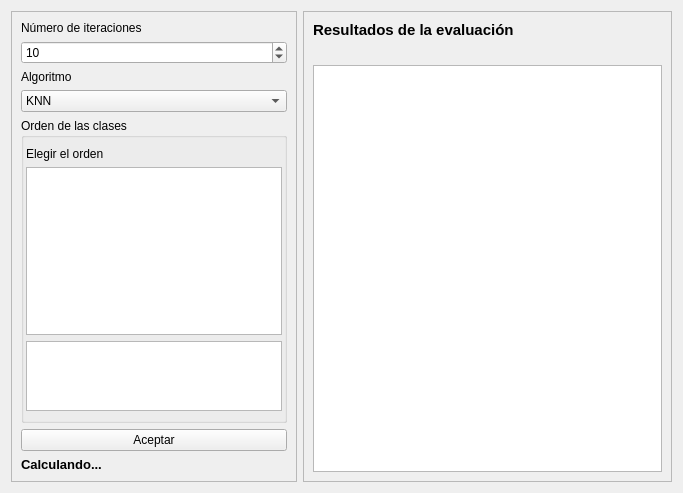
This is ventana_hold_out_ui.ui in AdrianPrietoLozano/proyecto_mineria as Qt 5 draws it before an edit. The edited form follows.
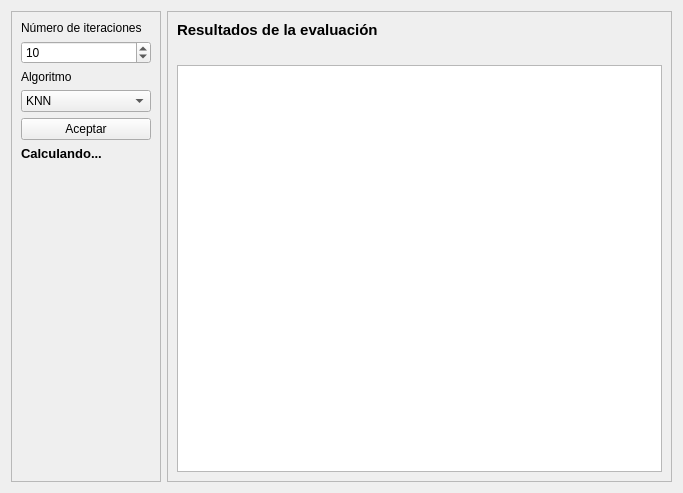
This is the edited form.

Commit message: Se modifico ventana hold out

Patch:
```diff
--- a/ventana_hold_out_ui.ui
+++ b/ventana_hold_out_ui.ui
@@ -80,58 +80,14 @@
         </item>
        </widget>
       </item>
-      <item row="6" column="0" colspan="2">
-       <widget class="QGroupBox" name="groupBoxValorPositivo">
-        <property name="title">
-         <string>Orden de las clases</string>
-        </property>
-        <layout class="QVBoxLayout" name="verticalLayout_2">
-         <property name="spacing">
-          <number>6</number>
-         </property>
-         <property name="leftMargin">
-          <number>2</number>
-         </property>
-         <property name="topMargin">
-          <number>9</number>
-         </property>
-         <property name="rightMargin">
-          <number>2</number>
-         </property>
-         <property name="bottomMargin">
-          <number>9</number>
-         </property>
-         <item>
-          <widget class="QLabel" name="label_3">
-           <property name="text">
-            <string>Elegir el orden</string>
-           </property>
-          </widget>
-         </item>
-         <item>
-          <widget class="QPlainTextEdit" name="mostrarClases"/>
-         </item>
-         <item>
-          <widget class="QTextEdit" name="escribirOrden">
-           <property name="sizePolicy">
-            <sizepolicy hsizetype="Expanding" vsizetype="Preferred">
-             <horstretch>0</horstretch>
-             <verstretch>10</verstretch>
-            </sizepolicy>
-           </property>
-          </widget>
-         </item>
-        </layout>
-       </widget>
-      </item>
-      <item row="8" column="0" colspan="2">
+      <item row="7" column="0" colspan="2">
        <widget class="QPushButton" name="btnAceptar">
         <property name="text">
          <string>Aceptar</string>
         </property>
        </widget>
       </item>
-      <item row="10" column="0" colspan="2">
+      <item row="9" column="0" colspan="2">
        <widget class="QLabel" name="labelCargando">
         <property name="font">
          <font>
```
Left out of the diff: 26 changed lines with no effect on the pictures. The commit also changes 1 other file.
